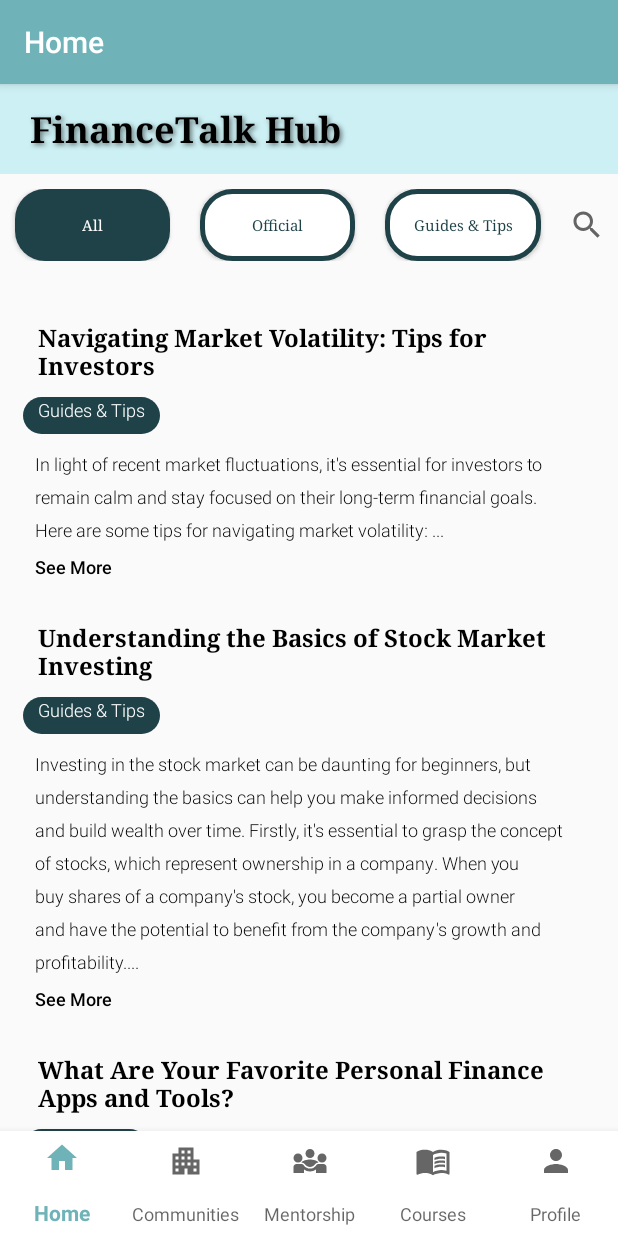
After one commit to LorXinHui/GCR2.0, an Android app: the fragment FragmentNews placed in its activity, on a phone screen of 412 x 824 dp. The commit adds this screen. Run offline under Robolectric (Android 15) with nearby library versions, the phone set to English and light mode, and no system bars.

Commit message:
Created coomunity news screen

```diff
--- a/MyApplication/app/src/main/java/com/example/myapplication/MainActivity.java
+++ b/MyApplication/app/src/main/java/com/example/myapplication/MainActivity.java
@@ -41,7 +41,6 @@ public class MainActivity extends AppCompatActivity
     {
         super.onCreate(savedInstanceState);
         setContentView(R.layout.activity_main);
-        //setTitle("Hello");
 
         bottomNavigationView
                 = findViewById(R.id.bottomNavigationView);
--- a/MyApplication/app/src/main/java/com/example/myapplication/fragment/FragmentCommunity.java
+++ b/MyApplication/app/src/main/java/com/example/myapplication/fragment/FragmentCommunity.java
@@ -3,10 +3,12 @@ package com.example.myapplication.fragment;
 import android.os.Bundle;
 
 import androidx.fragment.app.Fragment;
+import androidx.fragment.app.FragmentTransaction;
 
 import android.view.LayoutInflater;
 import android.view.View;
 import android.view.ViewGroup;
+import android.widget.TextView;
 
 import com.example.myapplication.R;
 
@@ -15,7 +17,7 @@ import com.example.myapplication.R;
  * Use the {@link FragmentCommunity#newInstance} factory method to
  * create an instance of this fragment.
  */
-public class FragmentCommunity extends Fragment {
+public class FragmentCommunity extends Fragment implements View.OnClickListener{
 
     // TODO: Rename parameter arguments, choose names that match
     // the fragment initialization parameters, e.g. ARG_ITEM_NUMBER
@@ -25,6 +27,7 @@ public class FragmentCommunity extends Fragment {
     // TODO: Rename and change types of parameters
     private String mParam1;
     private String mParam2;
+    private TextView textView;
 
     public FragmentCommunity() {
         // Required empty public constructor
@@ -36,7 +39,7 @@ public class FragmentCommunity extends Fragment {
      *
      * @param param1 Parameter 1.
      * @param param2 Parameter 2.
-     * @return A new instance of fragment FragmentCommunity.
+     * @return A new instance of fragment FragmentCommunityNews.
      */
     // TODO: Rename and change types and number of parameters
     public static FragmentCommunity newInstance(String param1, String param2) {
@@ -61,6 +64,22 @@ public class FragmentCommunity extends Fragment {
     public View onCreateView(LayoutInflater inflater, ViewGroup container,
                              Bundle savedInstanceState) {
         // Inflate the layout for this fragment
-        return inflater.inflate(R.layout.fragment_community, container, false);
+        View rootView = inflater.inflate(R.layout.fragment_community, container, false);
+
+        textView = rootView.findViewById(R.id.text_community);
+        textView.setOnClickListener(this);
+
+        return rootView;
+    }
+
+    FragmentNews fragmentNews = new FragmentNews();
+
+    @Override
+    public void onClick(View v) {
+        if (v == textView){
+            FragmentTransaction transaction = requireActivity().getSupportFragmentManager().beginTransaction();
+            transaction.replace(R.id.flFragment, fragmentNews);
+            transaction.commit();
+        }
     }
 }
--- /dev/null
+++ b/MyApplication/app/src/main/java/com/example/myapplication/fragment/FragmentNews.java
@@ -0,0 +1,149 @@
+package com.example.myapplication.fragment;
+
+import android.os.Bundle;
+
+import androidx.annotation.NonNull;
+import androidx.fragment.app.Fragment;
+import androidx.recyclerview.widget.LinearLayoutManager;
+import androidx.recyclerview.widget.RecyclerView;
+
+import android.view.LayoutInflater;
+import android.view.View;
+import android.view.ViewGroup;
+import android.widget.TextView;
+
+import com.example.myapplication.R;
+import com.example.myapplication.items.NewsItem;
+
+import java.util.ArrayList;
+import java.util.List;
+
+/**
+ * A simple {@link Fragment} subclass.
+ * Use the {@link FragmentNews#newInstance} factory method to
+ * create an instance of this fragment.
+ */
+public class FragmentNews extends Fragment {
+
+    // TODO: Rename parameter arguments, choose names that match
+    // the fragment initialization parameters, e.g. ARG_ITEM_NUMBER
+    private static final String ARG_PARAM1 = "param1";
+    private static final String ARG_PARAM2 = "param2";
+
+    // TODO: Rename and change types of parameters
+    private String mParam1;
+    private String mParam2;
+
+    public FragmentNews() {
+        // Required empty public constructor
+    }
+
+    /**
+     * Use this factory method to create a new instance of
+     * this fragment using the provided parameters.
+     *
+     * @param param1 Parameter 1.
+     * @param param2 Parameter 2.
+     * @return A new instance of fragment FragmentCommunity.
+     */
+    // TODO: Rename and change types and number of parameters
+    public static FragmentNews newInstance(String param1, String param2) {
+        FragmentNews fragment = new FragmentNews();
+        Bundle args = new Bundle();
+        args.putString(ARG_PARAM1, param1);
+        args.putString(ARG_PARAM2, param2);
+        fragment.setArguments(args);
+        return fragment;
+    }
+
+    @Override
+    public void onCreate(Bundle savedInstanceState) {
+        super.onCreate(savedInstanceState);
+        if (getArguments() != null) {
+            mParam1 = getArguments().getString(ARG_PARAM1);
+            mParam2 = getArguments().getString(ARG_PARAM2);
+        }
+    }
+
+    @Override
+    public View onCreateView(LayoutInflater inflater, ViewGroup container,
+                             Bundle savedInstanceState) {
+        // Inflate the layout for this fragment
+        //return inflater.inflate(R.layout.fragment_community, container, false);
+        // Inflate the layout for this fragment
+        View rootView = inflater.inflate(R.layout.community_news, container, false);
+
+        // Find RecyclerView in the inflated layout
+        RecyclerView newsView = rootView.findViewById(R.id.news_list);
+
+        // Create and set layout manager (e.g., LinearLayoutManager)
+        LinearLayoutManager newsLayout = new LinearLayoutManager(getActivity());
+        newsView.setLayoutManager(newsLayout);
+
+        // Create and set adapter
+        List<NewsItem> newsItemList = new ArrayList<>();
+        // Add some invitation items to the list
+        newsItemList.add(new NewsItem(
+                "Navigating Market Volatility: Tips for Investors",
+                "Guides & Tips",
+                "In light of recent market fluctuations, it's essential for investors to remain calm and stay focused on their long-term financial goals. Here are some tips for navigating market volatility: ..."
+        ));
+        newsItemList.add(new NewsItem(
+                "Understanding the Basics of Stock Market Investing",
+                "Guides & Tips",
+                "Investing in the stock market can be daunting for beginners, but understanding the basics can help you make informed decisions and build wealth over time. Firstly, it's essential to grasp the concept of stocks, which represent ownership in a company. When you buy shares of a company's stock, you become a partial owner and have the potential to benefit from the company's growth and profitability.... "
+        ));
+        newsItemList.add(new NewsItem(
+                "What Are Your Favorite Personal Finance Apps and Tools?",
+                "Discussions",
+                "In today's digital age, there's no shortage of personal finance apps and tools designed to help you manage your money more effectively. From budgeting apps and expense trackers to investment platforms and credit score monitors, the options are endless. What are your favorite personal finance apps and tools.... "
+        ));
+        NewsAdapter newsAdapter = new NewsAdapter(newsItemList);
+        newsView.setAdapter(newsAdapter);
+
+        return rootView;
+    }
+}
+
+class NewsAdapter extends RecyclerView.Adapter<NewsAdapter.NewsViewHolder> {
+    private List<NewsItem> newsItems;
+
+    public NewsAdapter(List<NewsItem> newsItems) {
+        this.newsItems = newsItems;
+    }
+
+    @NonNull
+    @Override
+    public NewsViewHolder onCreateViewHolder(@NonNull ViewGroup parent, int viewType) {
+        View itemView = LayoutInflater.from(parent.getContext()).inflate(R.layout.news_item, parent, false);
+        return new NewsViewHolder(itemView);
+    }
+
+    @Override
+    public void onBindViewHolder(@NonNull NewsViewHolder holder, int position) {
+        NewsItem newsItem = newsItems.get(position);
+        holder.newsTitle.setText(newsItem.getTitle());
+        holder.newsCategory.setText(newsItem.getCategory());
+        holder.newsContent.setText(newsItem.getContent());
+    }
+
+    @Override
+    public int getItemCount() {
+        return newsItems.size();
+    }
+
+
+
+    public static class NewsViewHolder extends RecyclerView.ViewHolder {
+        TextView newsTitle;
+        TextView newsCategory;
+        TextView newsContent;
+
+        public NewsViewHolder(@NonNull View itemView) {
+            super(itemView);
+            newsTitle = itemView.findViewById(R.id.news_title);
+            newsCategory = itemView.findViewById(R.id.news_category);
+            newsContent = itemView.findViewById(R.id.news_content);
+        }
+    }
+}
--- /dev/null
+++ b/MyApplication/app/src/main/java/com/example/myapplication/items/NewsItem.java
@@ -0,0 +1,37 @@
+package com.example.myapplication.items;
+
+public class NewsItem {
+    private String title;
+    private String category;
+    private String content;
+
+    public NewsItem(String title, String category, String content) {
+        this.title = title;
+        this.category = category;
+        this.content = content;
+    }
+
+    public String getTitle() {
+        return title;
+    }
+
+    public void setTitle(String title) {
+        this.title = title;
+    }
+
+    public String getCategory() {
+        return category;
+    }
+
+    public void setCategory(String category) {
+        this.category = category;
+    }
+
+    public String getContent() {
+        return content;
+    }
+
+    public void setContent(String content) {
+        this.content = content;
+    }
+}
--- a/MyApplication/app/src/main/res/drawable/dark_button_background.xml
+++ b/MyApplication/app/src/main/res/drawable/dark_button_background.xml
@@ -2,5 +2,5 @@
 <shape xmlns:android="http://schemas.android.com/apk/res/android"
     android:shape="rectangle">
     <solid android:color="@color/teal_8" />
-    <corners android:radius="15dp" /> <!-- Adjust radius to round corners -->
+    <corners android:radius="20dp" /> <!-- Adjust radius to round corners -->
 </shape>
--- a/MyApplication/app/src/main/res/drawable/light_button_background.xml
+++ b/MyApplication/app/src/main/res/drawable/light_button_background.xml
@@ -2,5 +2,6 @@
 <shape xmlns:android="http://schemas.android.com/apk/res/android"
     android:shape="rectangle">
     <solid android:color="@color/white" />
-    <corners android:radius="15dp" /> <!-- Adjust radius to round corners -->
+    <corners android:radius="20dp" /> <!-- Adjust radius to round corners -->
+    <stroke android:width="5px" android:color="@color/teal_8"/>
 </shape>
--- a/MyApplication/app/src/main/res/layout/activity_main.xml
+++ b/MyApplication/app/src/main/res/layout/activity_main.xml
@@ -20,11 +20,13 @@
     <com.google.android.material.bottomnavigation.BottomNavigationView
         android:id="@+id/bottomNavigationView"
         android:layout_width="match_parent"
-        android:layout_height="75dp"
+        android:layout_height="70dp"
+        android:background="@color/white"
+        app:labelVisibilityMode="labeled"
         app:layout_constraintBottom_toBottomOf="parent"
         app:layout_constraintEnd_toEndOf="parent"
         app:layout_constraintHorizontal_bias="0.5"
         app:layout_constraintStart_toStartOf="parent"
-        app:menu="@menu/bottom_nav_menu"/>
+        app:menu="@menu/bottom_nav_menu" />
 
 </androidx.constraintlayout.widget.ConstraintLayout>
--- /dev/null
+++ b/MyApplication/app/src/main/res/layout/community_news.xml
@@ -0,0 +1,107 @@
+<?xml version="1.0" encoding="utf-8"?>
+<androidx.constraintlayout.widget.ConstraintLayout xmlns:android="http://schemas.android.com/apk/res/android"
+    xmlns:app="http://schemas.android.com/apk/res-auto"
+    xmlns:tools="http://schemas.android.com/tools"
+    android:layout_width="match_parent"
+    android:layout_height="match_parent"
+    tools:context=".MainActivity">
+
+    <TextView
+        android:id="@+id/header"
+        android:layout_width="match_parent"
+        android:layout_height="60dp"
+        android:background="@color/teal_1"
+        android:fontFamily="serif"
+        android:paddingStart="20dp"
+        android:paddingTop="13dp"
+        android:shadowColor="#80000000"
+        android:shadowDx="2"
+        android:shadowDy="2"
+        android:shadowRadius="4"
+        android:text="FinanceTalk Hub"
+        android:textColor="#000000"
+        android:textSize="24sp"
+        android:textStyle="bold"
+        android:typeface="monospace"
+        app:layout_constraintTop_toTopOf="parent"
+        app:layout_constraintStart_toStartOf="parent"
+        app:layout_constraintEnd_toEndOf="parent"/>
+
+    <LinearLayout
+        android:id="@+id/filter"
+        android:layout_width="match_parent"
+        android:layout_height="wrap_content"
+        android:orientation="horizontal"
+        android:paddingTop="10dp"
+        android:paddingBottom="10dp"
+        app:layout_constraintEnd_toEndOf="parent"
+        app:layout_constraintStart_toStartOf="parent"
+        app:layout_constraintTop_toBottomOf="@id/header">
+
+        <Button
+            android:id="@+id/filter_all"
+            android:layout_width="wrap_content"
+            android:layout_height="wrap_content"
+            android:layout_marginStart="10dp"
+            android:layout_marginEnd="10dp"
+            android:layout_weight="1"
+            android:background="@drawable/dark_button_background"
+            android:fontFamily="serif"
+            android:text="All"
+            android:textAlignment="center"
+            android:textAllCaps="false"
+            android:textColor="@color/white"
+            android:textSize="10sp" />
+
+        <Button
+            android:id="@+id/filter_official"
+            android:layout_width="wrap_content"
+            android:layout_height="wrap_content"
+            android:layout_marginStart="10dp"
+            android:layout_marginEnd="10dp"
+            android:layout_weight="1"
+            android:background="@drawable/light_button_background"
+            android:fontFamily="serif"
+            android:text="Official"
+            android:textAlignment="center"
+            android:textAllCaps="false"
+            android:textColor="@color/teal_8"
+            android:textSize="10sp" />
+
+        <Button
+            android:id="@+id/filter_guide"
+            android:layout_width="wrap_content"
+            android:layout_height="wrap_content"
+            android:layout_marginStart="10dp"
+            android:layout_marginEnd="10dp"
+            android:layout_weight="1"
+            android:background="@drawable/light_button_background"
+            android:fontFamily="serif"
+            android:text="Guides &amp; Tips"
+            android:textAlignment="center"
+            android:textAllCaps="false"
+            android:textColor="@color/teal_8"
+            android:textSize="10sp" />
+
+        <androidx.appcompat.widget.SearchView
+            android:id="@+id/search_view"
+            android:layout_width="5dp"
+            android:layout_height="wrap_content"
+            android:layout_marginStart="10dp"
+            android:layout_marginEnd="10dp"
+            android:layout_weight="1"
+            android:elevation="4dp"/>
+
+    </LinearLayout>
+
+    <androidx.recyclerview.widget.RecyclerView
+        android:id="@+id/news_list"
+        android:layout_width="match_parent"
+        android:layout_height="wrap_content"
+        android:paddingTop="10dp"
+        app:layout_constraintEnd_toEndOf="parent"
+        app:layout_constraintStart_toStartOf="parent"
+        app:layout_constraintTop_toBottomOf="@id/filter" />
+
+
+</androidx.constraintlayout.widget.ConstraintLayout>
--- /dev/null
+++ b/MyApplication/app/src/main/res/layout/fragment_community_news.xml
@@ -0,0 +1,14 @@
+<?xml version="1.0" encoding="utf-8"?>
+<FrameLayout xmlns:android="http://schemas.android.com/apk/res/android"
+    xmlns:tools="http://schemas.android.com/tools"
+    android:layout_width="match_parent"
+    android:layout_height="match_parent"
+    tools:context=".fragment.FragmentCommunityNews">
+
+    <!-- TODO: Update blank fragment layout -->
+    <TextView
+        android:layout_width="match_parent"
+        android:layout_height="match_parent"
+        android:text="@string/hello_blank_fragment" />
+
+</FrameLayout>
--- /dev/null
+++ b/MyApplication/app/src/main/res/layout/news_item.xml
@@ -0,0 +1,84 @@
+<?xml version="1.0" encoding="utf-8"?>
+<LinearLayout xmlns:android="http://schemas.android.com/apk/res/android"
+    android:layout_width="match_parent"
+    android:layout_height="wrap_content"
+    android:layout_marginStart="15dp"
+    android:layout_marginTop="10dp"
+    android:layout_marginEnd="15dp"
+    android:orientation="vertical">
+
+    <TextView
+        android:id="@+id/news_title"
+        android:layout_width="match_parent"
+        android:layout_height="wrap_content"
+        android:layout_marginEnd="10dp"
+        android:fontFamily="serif"
+        android:paddingStart="10dp"
+        android:paddingTop="10dp"
+        android:paddingEnd="10dp"
+        android:paddingBottom="10dp"
+        android:textAlignment="viewStart"
+        android:textColor="#000000"
+        android:textSize="16sp"
+        android:textStyle="bold"
+        android:title="News Title"
+        android:typeface="monospace" />
+
+    <TextView
+        android:id="@+id/news_category"
+        android:layout_width="wrap_content"
+        android:layout_height="wrap_content"
+        android:background="@drawable/dark_button_background"
+        android:fontFamily="sans-serif-light"
+        android:lineSpacingExtra="8sp"
+        android:paddingStart="10dp"
+        android:paddingEnd="10dp"
+        android:paddingBottom="8dp"
+        android:textAlignment="viewStart"
+        android:textColor="@color/white"
+        android:textSize="12sp"
+        android:title="Category" />
+
+    <TextView
+        android:layout_width="match_parent"
+        android:layout_height="wrap_content"
+        android:layout_marginEnd="10dp"
+        android:fontFamily="sans-serif-light"
+        android:textAlignment="viewStart"
+        android:textColor="@color/black"
+        android:textSize="8sp"
+        android:textStyle="italic"
+        android:title="" />
+
+    <TextView
+        android:id="@+id/news_content"
+        android:layout_width="match_parent"
+        android:layout_height="wrap_content"
+        android:layout_marginEnd="10dp"
+        android:fontFamily="sans-serif-light"
+        android:lineSpacingExtra="8sp"
+        android:paddingStart="8dp"
+        android:paddingEnd="8dp"
+        android:paddingBottom="8dp"
+        android:textAlignment="viewStart"
+        android:textColor="@color/black"
+        android:textSize="12sp"
+        android:title="Content" />
+
+    <TextView
+        android:layout_width="match_parent"
+        android:layout_height="wrap_content"
+        android:layout_marginEnd="10dp"
+        android:fontFamily="sans-serif-light"
+        android:lineSpacingExtra="8sp"
+        android:paddingStart="8dp"
+        android:paddingEnd="8dp"
+        android:paddingBottom="8dp"
+        android:text="See More"
+        android:textAlignment="viewStart"
+        android:textColor="@color/black"
+        android:textSize="12sp"
+        android:textStyle="bold"
+        android:title="Content" />
+
+</LinearLayout>
--- a/MyApplication/app/src/main/res/menu/bottom_nav_menu.xml
+++ b/MyApplication/app/src/main/res/menu/bottom_nav_menu.xml
@@ -12,7 +12,7 @@
 
     <item
         android:id="@+id/mentorship"
-        android:title="Industrial Mentorship"
+        android:title="Mentorship"
         android:icon="@drawable/baseline_mentorship_24" />
 
     <item
--- a/MyApplication/app/src/main/res/values-night/themes.xml
+++ b/MyApplication/app/src/main/res/values-night/themes.xml
@@ -1,6 +1,6 @@
 <resources xmlns:tools="http://schemas.android.com/tools">
     <!-- Base application theme. -->
-    <style name="Base.Theme.MyApplication" parent="Theme.Material3.DayNight.NoActionBar">
+    <style name="Base.Theme.MyApplication" parent="Theme.AppCompat.Light.DarkActionBar">
         <!-- Customize your dark theme here. -->
         <!-- <item name="colorPrimary">@color/my_dark_primary</item> -->
     </style>
--- a/MyApplication/app/src/main/res/values/themes.xml
+++ b/MyApplication/app/src/main/res/values/themes.xml
@@ -1,6 +1,6 @@
 <resources xmlns:tools="http://schemas.android.com/tools">
     <!-- Base application theme. -->
-    <style name="Base.Theme.MyApplication" parent="Theme.MaterialComponents.Light.DarkActionBar">
+    <style name="Base.Theme.MyApplication" parent="Theme.AppCompat.Light.DarkActionBar">
         <!-- Customize your light theme here. -->
         <!-- <item name="colorPrimary">@color/my_light_primary</item> -->
         <item name="colorPrimary">@color/teal_5</item>
```
